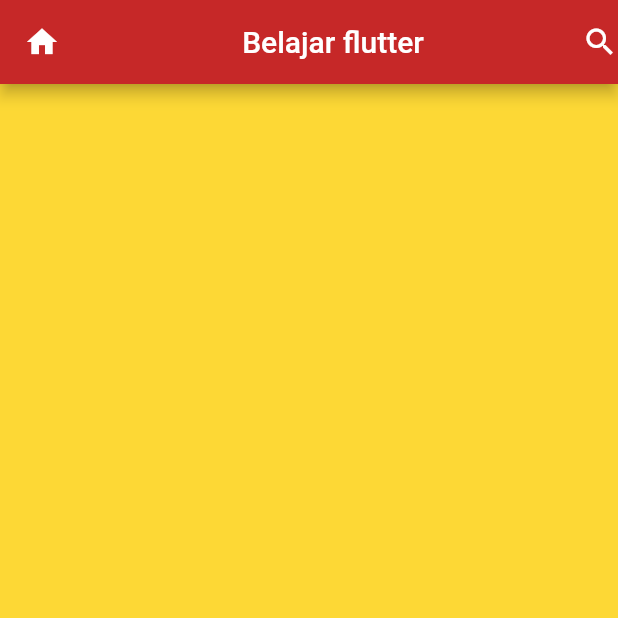
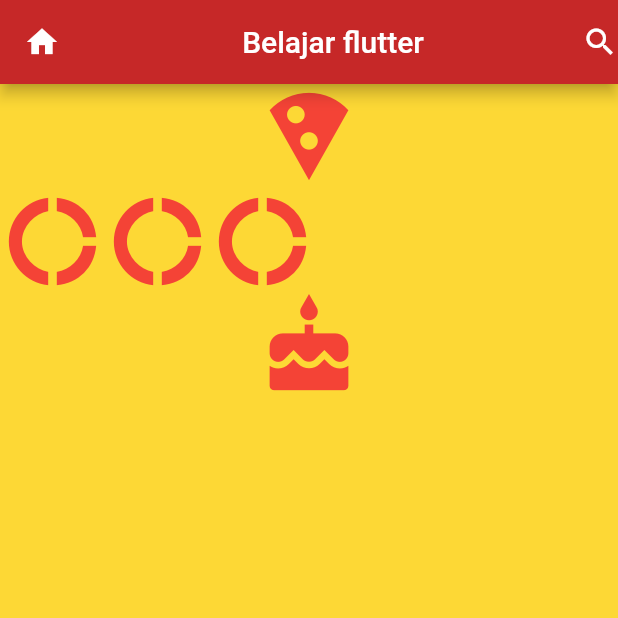
Before and after one commit to samuriali27/belajar_flutter, a Flutter app: the screen it shows after launch, on a phone screen of 412 x 824 dp, the top half of it. Run offline on Flutter 3.47's test engine with Material 2 defaults, Android fonts, the phone set to English and light mode, and no system bars.

Commit message:
mengubah column menjadi Rom

```diff
--- a/lib/main.dart
+++ b/lib/main.dart
@@ -20,6 +20,40 @@ class HalamanSatu extends StatelessWidget {
         ),
         actions: <Widget>[new Icon(Icons.search)],
       ),
+      body: new Container(
+          child: new Column(
+        children: <Widget>[
+          new Icon(
+            Icons.local_pizza,
+            size: 70.0,
+            color: Colors.red,
+          ),
+          new Row(
+            children: <Widget>[
+              new Icon(
+                Icons.donut_large,
+                size: 70.0,
+                color: Colors.red,
+              ),
+              new Icon(
+                Icons.donut_large,
+                size: 70.0,
+                color: Colors.red,
+              ),
+              new Icon(
+                Icons.donut_large,
+                size: 70.0,
+                color: Colors.red,
+              ),
+            ],
+          ),
+          new Icon(
+            Icons.cake,
+            size: 70.0,
+            color: Colors.red,
+          )
+        ],
+      )),
     );
   }
 }
```
